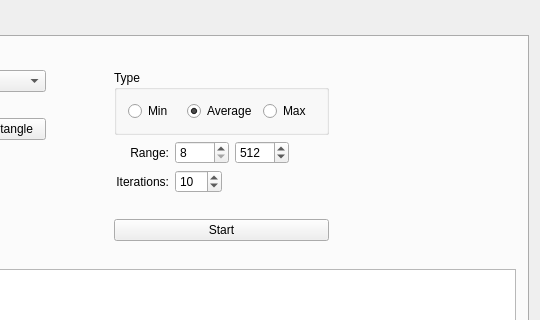
The window that mainwindow.ui (stampho/qt-fourier-demo) describes before a commit, drawn with Qt 5; both pictures show x 266 to 806 and y 0 to 320 of the 806 by 600 pixel window.
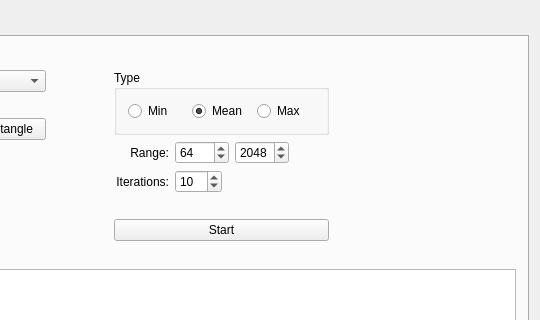
The same window after the commit. The open tabs and pages were chosen to show the change.

Patch:
```diff
--- a/mainwindow.ui
+++ b/mainwindow.ui
@@ -672,7 +672,7 @@
                  <item>
                   <widget class="QRadioButton" name="benchAverageRB">
                    <property name="text">
-                    <string>Average</string>
+                    <string>Mean</string>
                    </property>
                    <property name="checked">
                     <bool>true</bool>
@@ -721,6 +721,9 @@
                   <property name="maximum">
                    <number>8192</number>
                   </property>
+                  <property name="value">
+                   <number>64</number>
+                  </property>
                  </widget>
                 </item>
                 <item>
@@ -732,7 +735,7 @@
                    <number>8192</number>
                   </property>
                   <property name="value">
-                   <number>512</number>
+                   <number>2048</number>
                   </property>
                  </widget>
                 </item>
```
Left out of the diff: 11 changed lines with no effect on the pictures.
